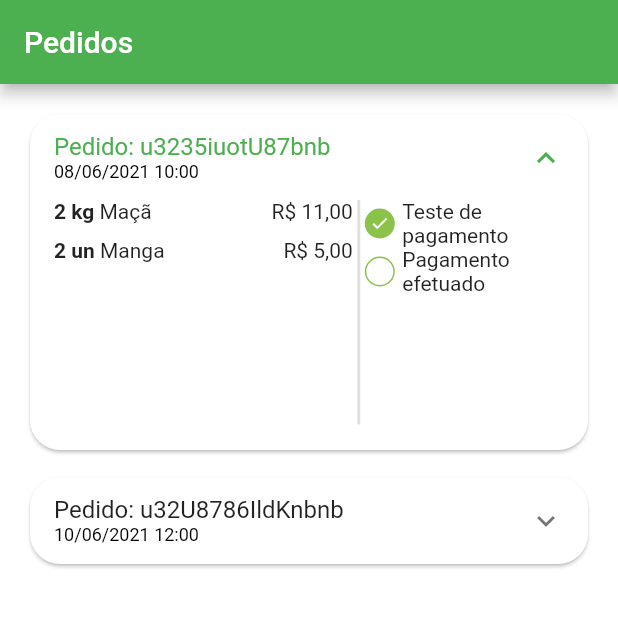
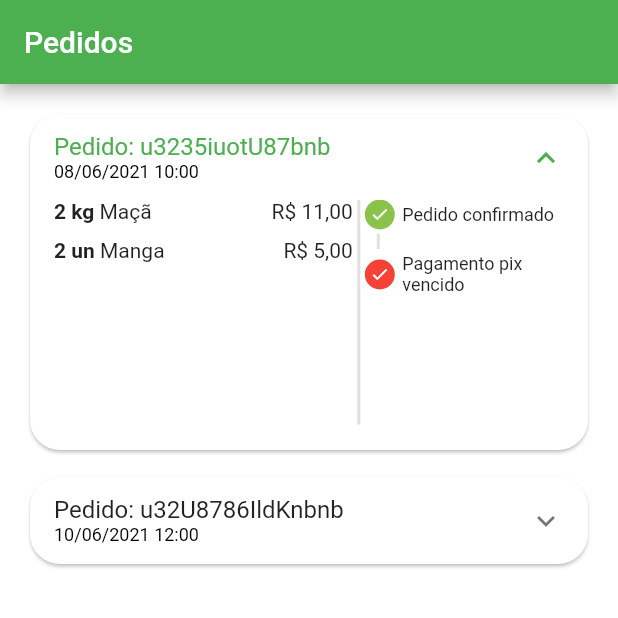
Before and after one commit to Joallisson/greengrocer, a Flutter app: the OrdersTab screen opened directly, after a tap on an icon or button, on a phone screen of 412 x 824 dp, the top half of it. Run offline on Flutter 3.47's test engine with Material 2 defaults, Android fonts, the phone set to English and light mode, and no system bars; our stand-ins replace animated_text_kit, mask_text_input_formatter.

Commit message:
43. Espaçamentos verticais e status corretos

```diff
--- a/lib/src/config/app_data.dart
+++ b/lib/src/config/app_data.dart
@@ -121,7 +121,7 @@ List<OrderModel> orders = [
     items: [
       CartItemModel(item: guava, quantity: 1),
     ],
-    status: "pending_payment",
+    status: "refunded",
     copyAndPaste: "qwyhvJHVhvJH676",
     total: 11,
   ),
--- a/lib/src/pages/orders/components/order_status_widget.dart
+++ b/lib/src/pages/orders/components/order_status_widget.dart
@@ -6,22 +6,61 @@ class OrderStatusWidget extends StatelessWidget {
   final String status;
   final bool isOverdue;
 
-  const OrderStatusWidget(
-      {super.key, required this.isOverdue, required this.status});
+  final Map<String, int> allStatus = <String, int>{
+    "pending_payment": 0,
+    "refunded": 1,
+    "paid": 2,
+    "preparing_purchase": 3,
+    "shipping": 4,
+    "delivered": 5,
+  };
+
+  int get currentStatus => allStatus[status]!;
+
+  OrderStatusWidget({
+    super.key,
+    required this.isOverdue,
+    required this.status,
+  });
 
   @override
   Widget build(BuildContext context) {
     return Column(
+      crossAxisAlignment: CrossAxisAlignment.start,
       children: [
-        _StatusDot(
+        const _StatusDot(
           isActive: true,
-          title: "Teste de pagamento",
+          title: "Pedido confirmado",
         ),
-        _StatusDot(
-          isActive: false,
-          title: "Pagamento efetuado",
-        ),
+        const _CustomDivider(),
+        if (currentStatus == 1) ...[
+          const _StatusDot(
+            isActive: true,
+            title: "Pix estornado",
+            backgroundColor: Colors.orange,
+          )
+        ] else if (isOverdue) ...[
+          const _StatusDot(
+            isActive: true,
+            title: "Pagamento pix vencido",
+            backgroundColor: Colors.red,
+          )
+        ],
       ],
+    );
+  }
+}
+
+class _CustomDivider extends StatelessWidget {
+  const _CustomDivider({super.key});
+
+  @override
+  Widget build(BuildContext context) {
+    return Container(
+      margin: const EdgeInsets.symmetric(horizontal: 8, vertical: 3),
+      height: 10,
+      width: 2,
+      color: Colors.grey.shade300,
     );
   }
 }
@@ -29,10 +68,12 @@ class OrderStatusWidget extends StatelessWidget {
 class _StatusDot extends StatelessWidget {
   final bool isActive;
   final String title;
+  final Color? backgroundColor;
 
   const _StatusDot({
     required this.isActive,
     required this.title,
+    this.backgroundColor,
     super.key,
   });
 
@@ -47,9 +88,11 @@ class _StatusDot extends StatelessWidget {
           width: 20,
           decoration: BoxDecoration(
             shape: BoxShape.circle,
-            border: Border.all(color: CustomColors.customSwatchColor),
-            color:
-                isActive ? CustomColors.customSwatchColor : Colors.transparent,
+            border: Border.all(
+                color: backgroundColor ?? CustomColors.customSwatchColor),
+            color: isActive
+                ? backgroundColor ?? CustomColors.customSwatchColor
+                : Colors.transparent,
           ),
           child: isActive
               ? const Icon(
@@ -61,11 +104,16 @@ class _StatusDot extends StatelessWidget {
         ),
 
         //ESPAÇAMENTO
-        const SizedBox(width: 5,),
+        const SizedBox(
+          width: 5,
+        ),
 
         //Texto
         Expanded(
-          child: Text(title),
+          child: Text(
+            title,
+            style: const TextStyle(fontSize: 12),
+          ),
         )
       ],
     );
```
